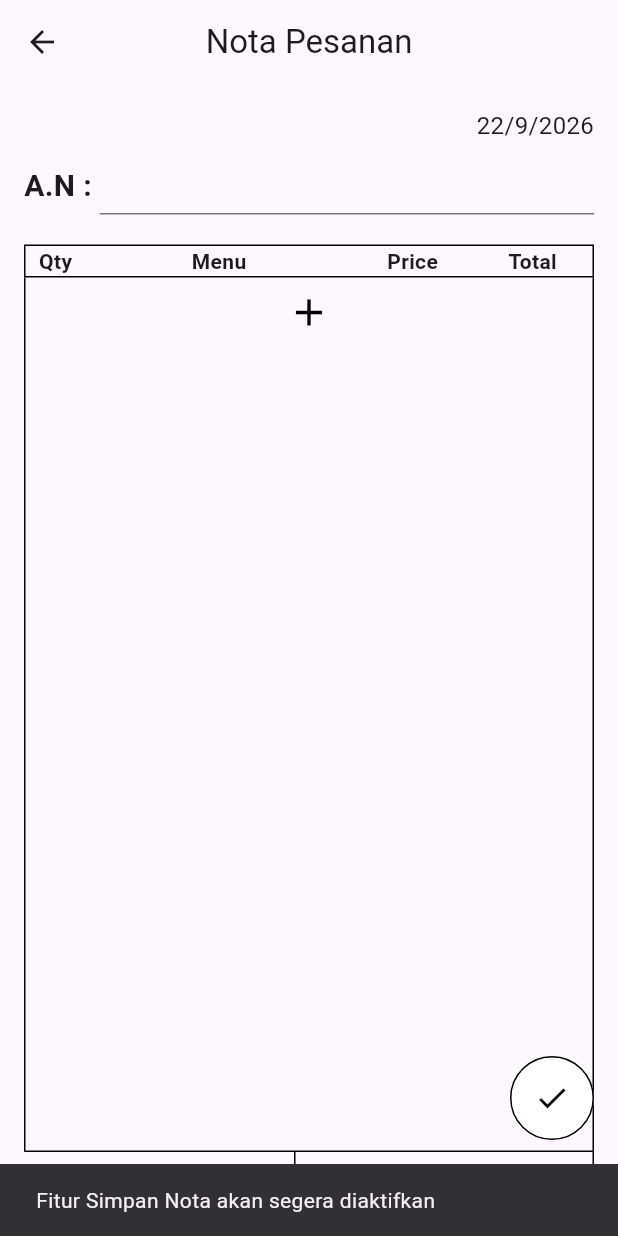
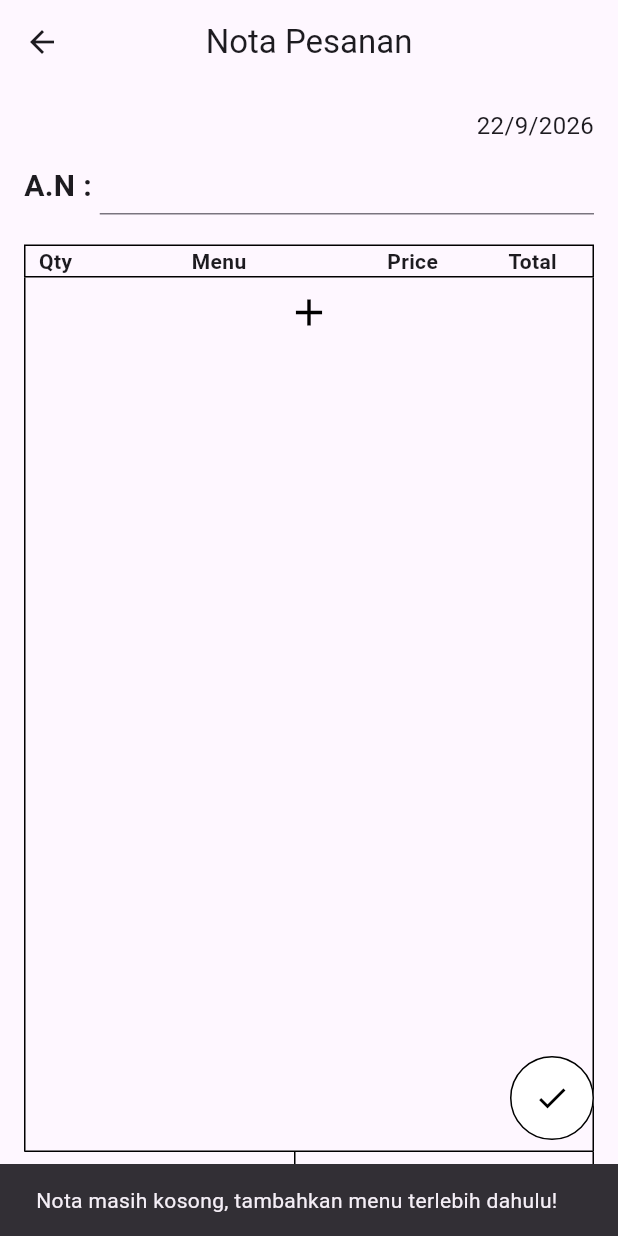
Before and after one commit to cepsayid-dev/KasirLembong, a Flutter app: the BillPage screen opened directly, after a tap on the "check" icon, on a phone screen of 412 x 824 dp. Run offline on Flutter 3.47's test engine with Material 3 defaults, Android fonts, the phone set to English and light mode, and no system bars; our stand-ins replace flutter_dotenv; missing offline and left inert: postgres.

Commit message:
feat: implement bill saving service and integrate checkout to PostgreSQL

```diff
--- a/lib/views/bill_page.dart
+++ b/lib/views/bill_page.dart
@@ -2,6 +2,7 @@ import 'package:flutter/material.dart';
 import 'package:provider/provider.dart';
 
 import '../providers/bill_provider.dart';
+import '../services/bill_service.dart';
 import 'menu_choice_page.dart';
 
 class BillPage extends StatelessWidget {
@@ -21,14 +22,12 @@ class BillPage extends StatelessWidget {
         child: Column(
           crossAxisAlignment: CrossAxisAlignment.start,
           children: [
-            // Header Tanggal[cite: 3]
             Align(
               alignment: Alignment.centerRight,
               child: Text(currentDate, style: const TextStyle(fontSize: 16)),
             ),
             const SizedBox(height: 10),
 
-            // Input A.N (Atas Nama)[cite: 3]
             Row(
               children: [
                 const Text(
@@ -54,7 +53,6 @@ class BillPage extends StatelessWidget {
             ),
             const SizedBox(height: 20),
 
-            // Header Tabel[cite: 3]
             Container(
               decoration: BoxDecoration(
                 border: Border.all(color: Colors.black),
@@ -100,7 +98,6 @@ class BillPage extends StatelessWidget {
               ),
             ),
 
-            // Isi Tabel (Daftar Menu yang Dipesan)
             Expanded(
               child: Container(
                 decoration: const BoxDecoration(
@@ -111,17 +108,13 @@ class BillPage extends StatelessWidget {
                   ),
                 ),
                 child: ListView.separated(
-                  itemCount:
-                      billProvider.items.length +
-                      1, // +1 untuk tombol tambah di akhir
+                  itemCount: billProvider.items.length + 1,
                   separatorBuilder: (context, index) =>
                       const Divider(height: 1, color: Colors.black),
                   itemBuilder: (context, index) {
-                    // Jika ini adalah baris terakhir, tampilkan tombol (+)[cite: 3]
                     if (index == billProvider.items.length) {
                       return InkWell(
                         onTap: () {
-                          // Pindah ke Halaman Menu Choice
                           Navigator.push(
                             context,
                             MaterialPageRoute(
@@ -142,7 +135,6 @@ class BillPage extends StatelessWidget {
                       );
                     }
 
-                    // Menampilkan data item keranjang
                     final item = billProvider.items[index];
                     return Row(
                       children: [
@@ -179,7 +171,6 @@ class BillPage extends StatelessWidget {
               ),
             ),
 
-            // Footer Total Bill[cite: 3]
             Align(
               alignment: Alignment.centerRight,
               child: Container(
@@ -204,15 +195,45 @@ class BillPage extends StatelessWidget {
           ],
         ),
       ),
-      // Floating Action Button Bulat Kosong (Untuk Simpan Nota Nanti)[cite: 3]
       floatingActionButton: FloatingActionButton(
-        onPressed: () {
-          // Logika simpan ke PostgreSQL tabel `bills` dan `bill_items` akan di sini
-          ScaffoldMessenger.of(context).showSnackBar(
-            const SnackBar(
-              content: Text('Fitur Simpan Nota akan segera diaktifkan'),
-            ),
-          );
+        onPressed: () async {
+          // Validasi: Pastikan keranjang tidak kosong
+          if (billProvider.items.isEmpty) {
+            ScaffoldMessenger.of(context).showSnackBar(
+              const SnackBar(
+                content: Text(
+                  'Nota masih kosong, tambahkan menu terlebih dahulu!',
+                ),
+              ),
+            );
+            return;
+          }
+
+          // Proses simpan
+          bool success = await BillService.saveBill(billProvider);
+
+          if (success) {
+            billProvider.clearBill();
+
+            if (context.mounted) {
+              Navigator.pop(context);
+              ScaffoldMessenger.of(context).showSnackBar(
+                const SnackBar(
+                  content: Text(
+                    'Nota berhasil disimpan dengan status Belum Bayar (Merah)!',
+                  ),
+                ),
+              );
+            }
+          } else {
+            if (context.mounted) {
+              ScaffoldMessenger.of(context).showSnackBar(
+                const SnackBar(
+                  content: Text('Gagal menyimpan nota ke database'),
+                ),
+              );
+            }
+          }
         },
         shape: const CircleBorder(
           side: BorderSide(color: Colors.black, width: 1),
```
Also changed, not shown: lib/services/bill_service.dart (added, +48 -0 lines).
